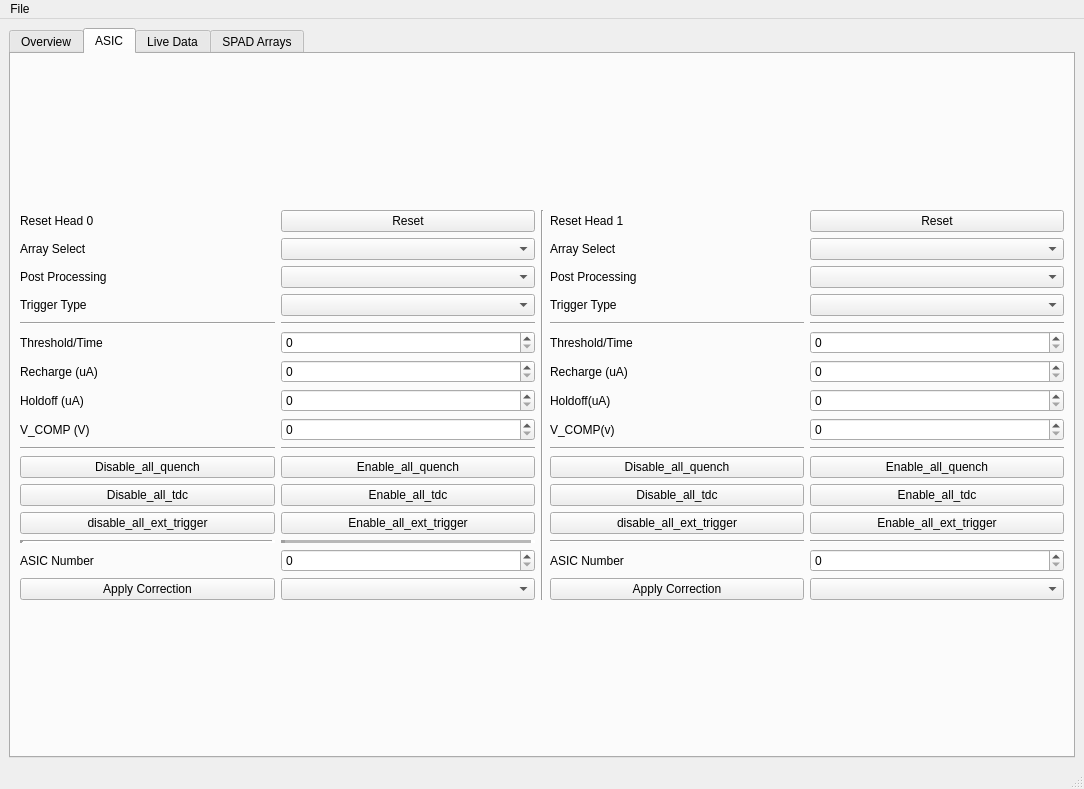
Above: GUI/MainWindow.ui from sgcarrier/cephei2 before the change. Below: the same form after it.
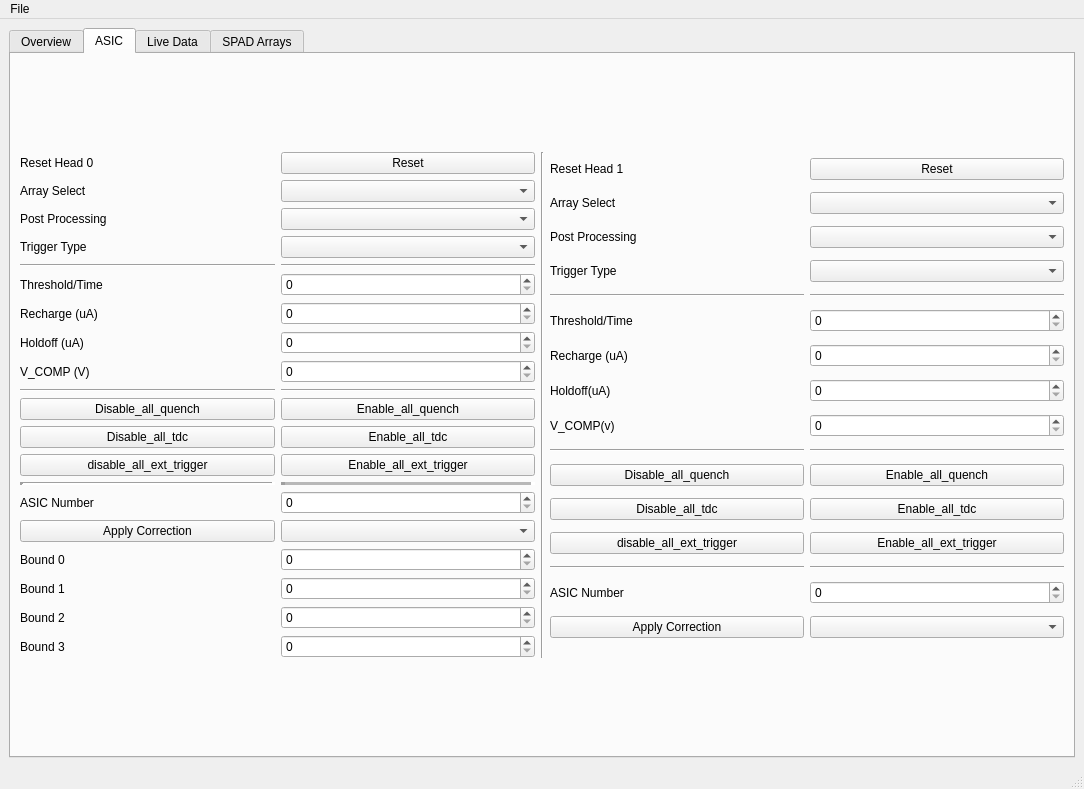
That is the form after the change. The open tabs and pages were chosen to show the change. Custom widgets are drawn as their Qt base class.

Commit message: Added bounds options for bins

The edit to the form file:
```diff
--- a/GUI/MainWindow.ui
+++ b/GUI/MainWindow.ui
@@ -693,6 +693,69 @@
                 </property>
                </widget>
               </item>
+              <item row="4" column="0">
+               <widget class="Line" name="line_3">
+                <property name="orientation">
+                 <enum>Qt::Horizontal</enum>
+                </property>
+               </widget>
+              </item>
+              <item row="19" column="1">
+               <widget class="QSpinBox" name="bound_1_h0_spinBox">
+                <property name="maximum">
+                 <number>10000</number>
+                </property>
+               </widget>
+              </item>
+              <item row="18" column="1">
+               <widget class="QSpinBox" name="bound_0_h0_spinBox">
+                <property name="maximum">
+                 <number>10000</number>
+                </property>
+               </widget>
+              </item>
+              <item row="20" column="1">
+               <widget class="QSpinBox" name="bound_2_h0_spinBox">
+                <property name="maximum">
+                 <number>10000</number>
+                </property>
+               </widget>
+              </item>
+              <item row="21" column="1">
+               <widget class="QSpinBox" name="bound_3_h0_spinBox">
+                <property name="maximum">
+                 <number>10000</number>
+                </property>
+               </widget>
+              </item>
+              <item row="18" column="0">
+               <widget class="QLabel" name="label_43">
+                <property name="text">
+                 <string>Bound 0</string>
+                </property>
+               </widget>
+              </item>
+              <item row="19" column="0">
+               <widget class="QLabel" name="label_44">
+                <property name="text">
+                 <string>Bound 1</string>
+                </property>
+               </widget>
+              </item>
+              <item row="20" column="0">
+               <widget class="QLabel" name="label_45">
+                <property name="text">
+                 <string>Bound 2</string>
+                </property>
+               </widget>
+              </item>
+              <item row="21" column="0">
+               <widget class="QLabel" name="label_46">
+                <property name="text">
+                 <string>Bound 3</string>
+                </property>
+               </widget>
+              </item>
              </layout>
             </item>
             <item row="0" column="2">
```
Left out of the diff: 23 changed lines with no effect on the pictures. The commit also changes 1 other file.
